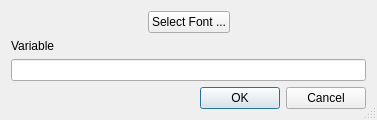
testmana2/test, file Plugins/WizardPlugins/FontDialogWizard/FontDialogWizardDialog.ui: the form before one commit.
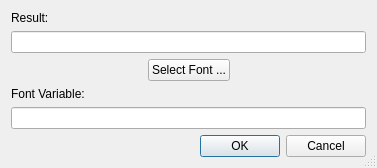
The form after the commit.

Commit message: Extended the dialog wizards to generate code for the result variable(s).

Diff of the .ui file:
```diff
--- a/Plugins/WizardPlugins/FontDialogWizard/FontDialogWizardDialog.ui
+++ b/Plugins/WizardPlugins/FontDialogWizard/FontDialogWizardDialog.ui
@@ -1,12 +1,12 @@
 <ui version="4.0" >
  <class>FontDialogWizardDialog</class>
- <widget class="QDialog" name="FontDialogWizardDialog" >
-  <property name="geometry" >
+ <widget class="QDialog" name="FontDialogWizardDialog">
+  <property name="geometry">
    <rect>
     <x>0</x>
     <y>0</y>
     <width>377</width>
-    <height>118</height>
+    <height>162</height>
    </rect>
   </property>
   <property name="windowTitle" >
@@ -15,9 +15,23 @@
   <property name="sizeGripEnabled" >
    <bool>true</bool>
   </property>
-  <layout class="QVBoxLayout" >
+  <layout class="QVBoxLayout" name="verticalLayout">
    <item>
-    <layout class="QHBoxLayout" >
+    <widget class="QLabel" name="label">
+     <property name="text">
+      <string>Result:</string>
+     </property>
+    </widget>
+   </item>
+   <item>
+    <widget class="QLineEdit" name="eResultVar">
+     <property name="toolTip">
+      <string>Enter the result variable name</string>
+     </property>
+    </widget>
+   </item>
+   <item>
+    <layout class="QHBoxLayout">
      <item>
       <spacer>
        <property name="orientation" >
@@ -35,8 +49,8 @@
       </spacer>
      </item>
      <item>
-      <widget class="QPushButton" name="fontButton" >
-       <property name="toolTip" >
+      <widget class="QPushButton" name="fontButton">
+       <property name="toolTip">
         <string>Press to select a font via a dialog</string>
        </property>
        <property name="text" >
@@ -63,22 +77,22 @@
     </layout>
    </item>
    <item>
-    <widget class="QLabel" name="TextLabel1" >
-     <property name="text" >
-      <string>Variable</string>
+    <widget class="QLabel" name="TextLabel1">
+     <property name="text">
+      <string>Font Variable:</string>
      </property>
     </widget>
    </item>
    <item>
-    <widget class="QLineEdit" name="eVariable" >
-     <property name="toolTip" >
+    <widget class="QLineEdit" name="eVariable">
+     <property name="toolTip">
       <string>Enter a variable name</string>
      </property>
     </widget>
    </item>
    <item>
-    <widget class="QDialogButtonBox" name="buttonBox" >
-     <property name="orientation" >
+    <widget class="QDialogButtonBox" name="buttonBox">
+     <property name="orientation">
       <enum>Qt::Horizontal</enum>
      </property>
      <property name="standardButtons" >
@@ -88,7 +102,7 @@
    </item>
   </layout>
  </widget>
- <layoutdefault spacing="6" margin="11" />
+ <layoutdefault spacing="6" margin="11"/>
  <pixmapfunction>qPixmapFromMimeSource</pixmapfunction>
  <tabstops>
   <tabstop>fontButton</tabstop>
```
Left out of the diff: 33 changed lines with no effect on the pictures. The commit also changes 24 other files.
